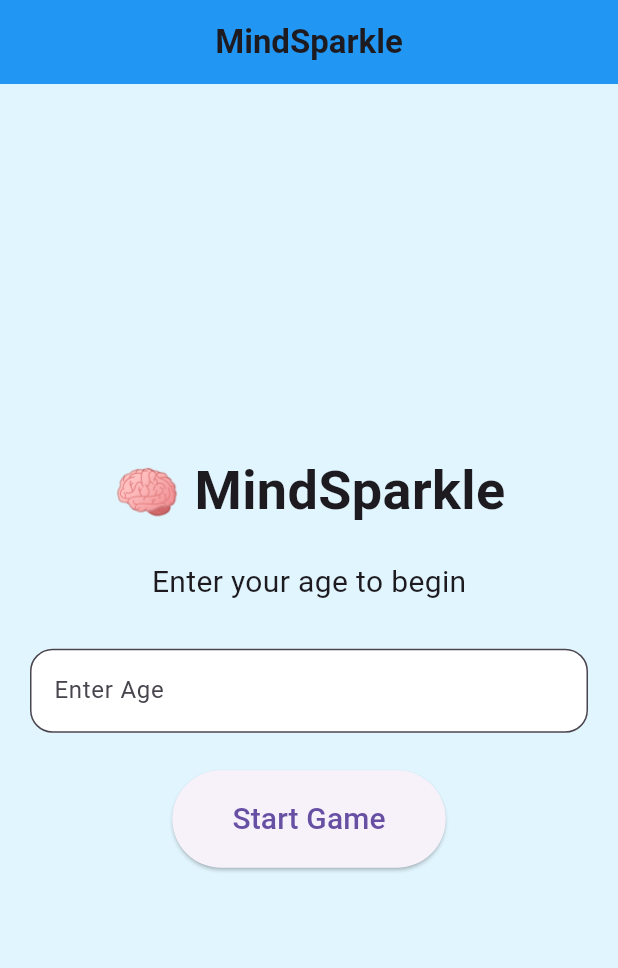
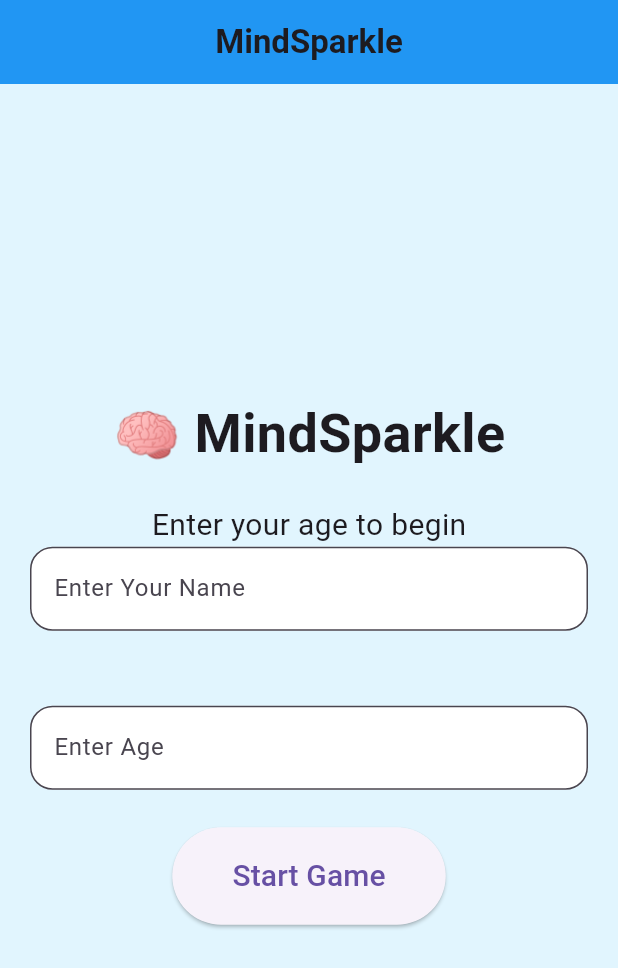
Before and after one commit to harshi-ls/MindSparkle, a Flutter app: the screen it shows after launch, after a tap on "Start Game", on a phone screen of 412 x 824 dp. Shown: the top 968 px of the screen. Run offline on Flutter 3.47's test engine with Material 3 defaults, Android fonts, the phone set to English and light mode, and no system bars.

Commit message:
Added player name personalization
Implemented player name input and personalized gameplay display in the MindSparkle memory game.

```diff
--- a/lib/main.dart
+++ b/lib/main.dart
@@ -25,12 +25,21 @@ class WelcomeScreen extends StatefulWidget {
 
 class _WelcomeScreenState extends State<WelcomeScreen> {
   final TextEditingController ageController = TextEditingController();
+  final TextEditingController nameController =
+    TextEditingController();
 
   int gridCount = 4;
   String difficulty = "";
 
   void startGame() {
     int age = int.tryParse(ageController.text) ?? 0;
+    String playerName = nameController.text.trim();
+
+if (playerName.isEmpty) {
+  difficulty = "Please enter your name.";
+  setState(() {});
+  return;
+}
 
     if (age <= 0) {
       difficulty = "Please enter a valid age.";
@@ -59,9 +68,10 @@ class _WelcomeScreenState extends State<WelcomeScreen> {
       context,
       MaterialPageRoute(
         builder: (context) => GameScreen(
-          difficulty: difficulty,
-          gridCount: gridCount,
-        ),
+  difficulty: difficulty,
+  gridCount: gridCount,
+  playerName: playerName,
+),
       ),
     );
   }
@@ -96,6 +106,19 @@ class _WelcomeScreenState extends State<WelcomeScreen> {
                 'Enter your age to begin',
                 style: TextStyle(fontSize: 20),
               ),
+              TextField(
+  controller: nameController,
+  decoration: InputDecoration(
+    hintText: 'Enter Your Name',
+    border: OutlineInputBorder(
+      borderRadius: BorderRadius.circular(15),
+    ),
+    filled: true,
+    fillColor: Colors.white,
+  ),
+),
+
+const SizedBox(height: 20),
               const SizedBox(height: 30),
               TextField(
                 controller: ageController,
@@ -134,11 +157,13 @@ class _WelcomeScreenState extends State<WelcomeScreen> {
 class GameScreen extends StatefulWidget {
   final String difficulty;
   final int gridCount;
+  final String playerName;
 
   const GameScreen({
     super.key,
     required this.difficulty,
     required this.gridCount,
+    required this.playerName,
   });
 
   @override
@@ -300,7 +325,7 @@ void checkWin() {
     return Scaffold(
       appBar: AppBar(
         title: Text(
-  'Score: $score | ${widget.difficulty}',
+  '${widget.playerName} | Score: $score',
 ),
         centerTitle: true,
       ),
```
